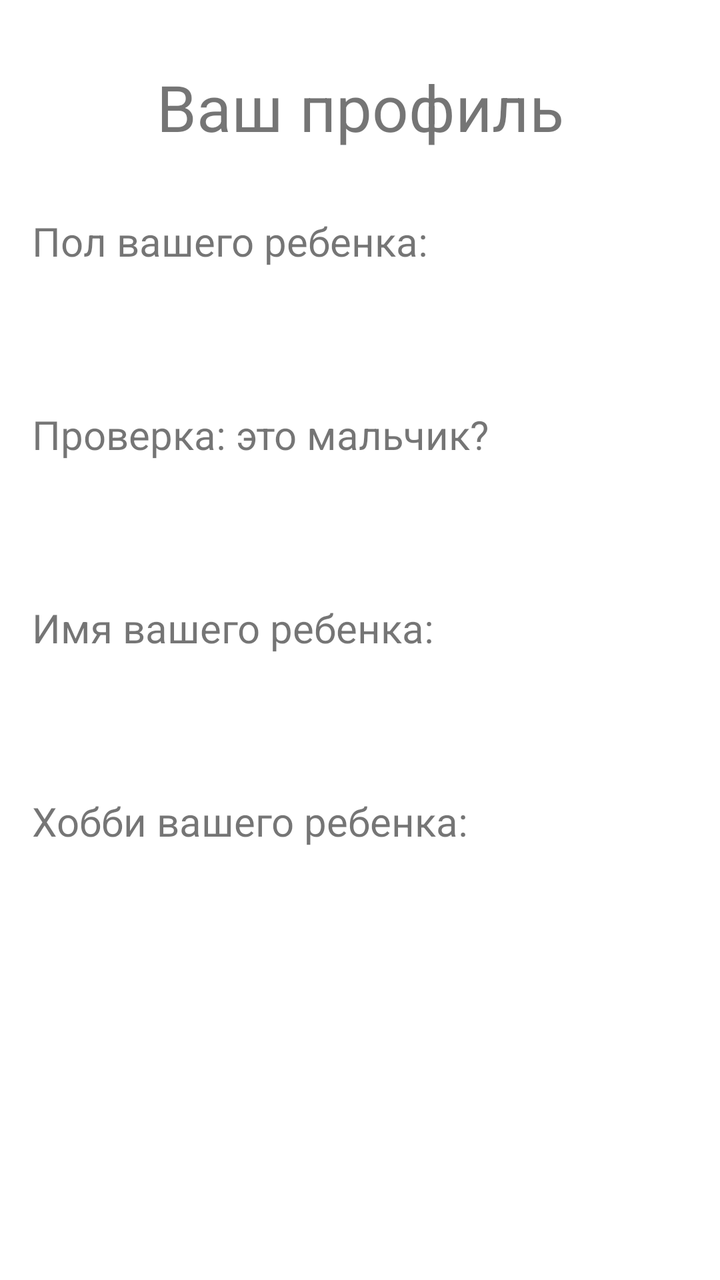
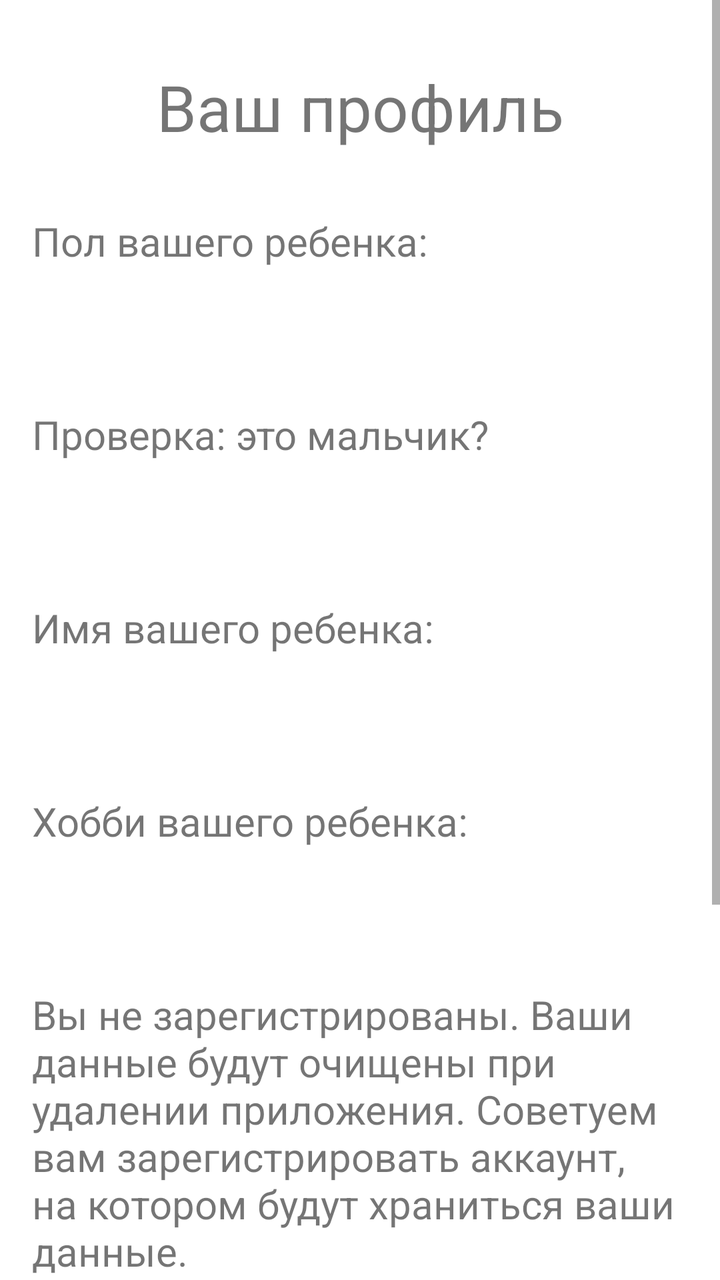

Compare the two renders of this Android layout. The source of the first and the diff that turns it into the second are given below.
<!-- AndroidManifest.xml: application theme Theme.TestAppForOnboarding -->
<!-- res/layout/fragment_profile.xml -->
<?xml version="1.0" encoding="utf-8"?>
<androidx.constraintlayout.widget.ConstraintLayout xmlns:android="http://schemas.android.com/apk/res/android"
    xmlns:app="http://schemas.android.com/apk/res-auto"
    xmlns:tools="http://schemas.android.com/tools"
    android:layout_width="match_parent"
    android:layout_height="match_parent"
    tools:context=".presentation.profile.ProfileFragment">

    <androidx.constraintlayout.widget.Guideline
        android:id="@+id/guideline_left"
        android:layout_width="wrap_content"
        android:layout_height="wrap_content"
        android:orientation="vertical"
        app:layout_constraintGuide_begin="@dimen/space_beforeOrAfterElement" />

    <androidx.constraintlayout.widget.Guideline
        android:id="@+id/guideline_right"
        android:layout_width="wrap_content"
        android:layout_height="wrap_content"
        android:orientation="vertical"
        app:layout_constraintGuide_end="@dimen/space_beforeOrAfterElement" />

    <TextView
        android:id="@+id/text_profile_title"
        android:layout_width="0dp"
        android:layout_height="wrap_content"
        android:layout_marginTop="@dimen/space_32"
        android:text="@string/profile_text_title"
        android:textSize="32sp"
        android:textAlignment="center"
        app:layout_constraintBottom_toTopOf="@+id/text_gender_title"
        app:layout_constraintEnd_toEndOf="@+id/guideline_right"
        app:layout_constraintHorizontal_bias="0.25"
        app:layout_constraintStart_toStartOf="@+id/guideline_left"
        app:layout_constraintTop_toTopOf="parent"
        app:layout_constraintVertical_chainStyle="packed" />

    <TextView
        android:id="@+id/text_gender_title"
        android:layout_width="0dp"
        android:layout_height="wrap_content"
        android:layout_marginTop="@dimen/space_32"
        android:text="@string/profile_title_gender"
        android:textSize="20sp"
        app:layout_constraintBottom_toTopOf="@+id/text_gender_answer"
        app:layout_constraintEnd_toEndOf="@+id/guideline_right"
        app:layout_constraintHorizontal_bias="0.25"
        app:layout_constraintStart_toStartOf="@+id/guideline_left"
        app:layout_constraintTop_toBottomOf="@+id/text_profile_title"
        app:layout_constraintVertical_chainStyle="packed" />

    <TextView
        android:id="@+id/text_gender_answer"
        android:layout_width="0dp"
        android:layout_height="wrap_content"
        android:layout_marginStart="@dimen/space_32"
        android:layout_marginTop="@dimen/space_beforeOrAfterElement"
        android:textSize="16sp"
        app:layout_constraintBottom_toTopOf="@+id/text_gender_title_is_it_a_boy"
        app:layout_constraintEnd_toEndOf="@+id/guideline_right"
        app:layout_constraintHorizontal_bias="0.25"
        app:layout_constraintStart_toStartOf="@+id/guideline_left"
        app:layout_constraintTop_toBottomOf="@+id/text_gender_title"
        app:layout_constraintVertical_chainStyle="packed" />

    <TextView
        android:id="@+id/text_gender_title_is_it_a_boy"
        android:layout_width="0dp"
        android:layout_height="wrap_content"
        android:layout_marginTop="@dimen/space_32"
        android:text="@string/profile_title_gender_question"
        android:textSize="20sp"
        app:layout_constraintBottom_toTopOf="@+id/text_gender_answer_is_it_a_boy"
        app:layout_constraintEnd_toEndOf="@+id/guideline_right"
        app:layout_constraintHorizontal_bias="0.25"
        app:layout_constraintStart_toStartOf="@+id/guideline_left"
        app:layout_constraintTop_toBottomOf="@+id/text_gender_answer"
        app:layout_constraintVertical_chainStyle="packed" />

    <TextView
        android:id="@+id/text_gender_answer_is_it_a_boy"
        android:layout_width="0dp"
        android:layout_height="wrap_content"
        android:layout_marginStart="@dimen/space_32"
        android:layout_marginTop="@dimen/space_beforeOrAfterElement"
        android:textSize="16sp"
        app:layout_constraintBottom_toTopOf="@+id/text_name_title"
        app:layout_constraintEnd_toEndOf="@+id/guideline_right"
        app:layout_constraintHorizontal_bias="0.25"
        app:layout_constraintStart_toStartOf="@+id/guideline_left"
        app:layout_constraintTop_toBottomOf="@+id/text_gender_title_is_it_a_boy"
        app:layout_constraintVertical_chainStyle="packed" />

    <TextView
        android:id="@+id/text_name_title"
        android:layout_width="0dp"
        android:layout_height="wrap_content"
        android:layout_marginTop="@dimen/space_32"
        android:text="@string/profile_title_name"
        android:textSize="20sp"
        app:layout_constraintBottom_toTopOf="@+id/text_name_answer"
        app:layout_constraintEnd_toEndOf="@+id/guideline_right"
        app:layout_constraintHorizontal_bias="0.25"
        app:layout_constraintStart_toStartOf="@+id/guideline_left"
        app:layout_constraintTop_toBottomOf="@+id/text_gender_answer_is_it_a_boy"
        app:layout_constraintVertical_chainStyle="packed" />

    <TextView
        android:id="@+id/text_name_answer"
        android:layout_width="0dp"
        android:layout_height="wrap_content"
        android:layout_marginStart="@dimen/space_32"
        android:layout_marginTop="@dimen/space_beforeOrAfterElement"
        android:textSize="16sp"
        app:layout_constraintBottom_toTopOf="@+id/text_hobby_title"
        app:layout_constraintEnd_toEndOf="@+id/guideline_right"
        app:layout_constraintHorizontal_bias="0.25"
        app:layout_constraintStart_toStartOf="@+id/guideline_left"
        app:layout_constraintTop_toBottomOf="@+id/text_name_title"
        app:layout_constraintVertical_chainStyle="packed" />

    <TextView
        android:id="@+id/text_hobby_title"
        android:layout_width="0dp"
        android:layout_height="wrap_content"
        android:layout_marginTop="@dimen/space_32"
        android:text="@string/profile_title_hobby"
        android:textSize="20sp"
        app:layout_constraintBottom_toTopOf="@+id/text_hobby_answer"
        app:layout_constraintEnd_toEndOf="@+id/guideline_right"
        app:layout_constraintHorizontal_bias="0.25"
        app:layout_constraintStart_toStartOf="@+id/guideline_left"
        app:layout_constraintTop_toBottomOf="@+id/text_name_answer"
        app:layout_constraintVertical_chainStyle="packed" />

    <TextView
        android:id="@+id/text_hobby_answer"
        android:layout_width="0dp"
        android:layout_height="wrap_content"
        android:layout_marginStart="@dimen/space_32"
        android:layout_marginTop="@dimen/space_beforeOrAfterElement"
        android:textSize="16sp"
        app:layout_constraintEnd_toEndOf="@+id/guideline_right"
        app:layout_constraintHorizontal_bias="0.25"
        app:layout_constraintStart_toStartOf="@+id/guideline_left"
        app:layout_constraintTop_toBottomOf="@+id/text_hobby_title"
        app:layout_constraintVertical_chainStyle="packed" />

</androidx.constraintlayout.widget.ConstraintLayout>
<!-- resources referenced by this layout -->
<resources>
  <dimen name="space_32">32dp</dimen>
  <dimen name="space_beforeOrAfterElement">16dp</dimen>
  <string name="profile_text_title">Ваш профиль</string>
  <string name="profile_title_gender">Пол вашего ребенка:</string>
  <string name="profile_title_gender_question">Проверка: это мальчик?</string>
  <string name="profile_title_hobby">Хобби вашего ребенка:</string>
  <string name="profile_title_name">Имя вашего ребенка:</string>
  <style name="Theme.TestAppForOnboarding" parent="Theme.MaterialComponents.DayNight.DarkActionBar">
          
          <item name="colorPrimary">@color/purple_500</item>
          <item name="colorPrimaryVariant">@color/purple_700</item>
          <item name="colorOnPrimary">@color/white</item>
          
          <item name="colorSecondary">@color/teal_200</item>
          <item name="colorSecondaryVariant">@color/teal_700</item>
          <item name="colorOnSecondary">@color/black</item>
          
          <item name="android:statusBarColor">?attr/colorPrimaryVariant</item>
          
      </style>
  <color name="purple_500">#FF6200EE</color>
  <color name="purple_700">#FF3700B3</color>
  <color name="white">#FFFFFFFF</color>
  <color name="teal_200">#FF03DAC5</color>
  <color name="teal_700">#FF018786</color>
  <color name="black">#FF000000</color>
</resources>

<!-- the commit's change to res/layout/fragment_profile.xml (unified diff, before → after) -->
@@ -1,149 +1,228 @@
 <?xml version="1.0" encoding="utf-8"?>
-<androidx.constraintlayout.widget.ConstraintLayout xmlns:android="http://schemas.android.com/apk/res/android"
+<ScrollView xmlns:android="http://schemas.android.com/apk/res/android"
     xmlns:app="http://schemas.android.com/apk/res-auto"
     xmlns:tools="http://schemas.android.com/tools"
     android:layout_width="match_parent"
     android:layout_height="match_parent"
-    tools:context=".presentation.profile.ProfileFragment">
-
-    <androidx.constraintlayout.widget.Guideline
-        android:id="@+id/guideline_left"
-        android:layout_width="wrap_content"
+    android:fillViewport="true">
+
+    <androidx.constraintlayout.widget.ConstraintLayout
+        android:layout_width="match_parent"
         android:layout_height="wrap_content"
-        android:orientation="vertical"
-        app:layout_constraintGuide_begin="@dimen/space_beforeOrAfterElement" />
-
-    <androidx.constraintlayout.widget.Guideline
-        android:id="@+id/guideline_right"
-        android:layout_width="wrap_content"
-        android:layout_height="wrap_content"
-        android:orientation="vertical"
-        app:layout_constraintGuide_end="@dimen/space_beforeOrAfterElement" />
-
-    <TextView
-        android:id="@+id/text_profile_title"
-        android:layout_width="0dp"
-        android:layout_height="wrap_content"
-        android:layout_marginTop="@dimen/space_32"
-        android:text="@string/profile_text_title"
-        android:textSize="32sp"
-        android:textAlignment="center"
-        app:layout_constraintBottom_toTopOf="@+id/text_gender_title"
-        app:layout_constraintEnd_toEndOf="@+id/guideline_right"
-        app:layout_constraintHorizontal_bias="0.25"
-        app:layout_constraintStart_toStartOf="@+id/guideline_left"
-        app:layout_constraintTop_toTopOf="parent"
-        app:layout_constraintVertical_chainStyle="packed" />
-
-    <TextView
-        android:id="@+id/text_gender_title"
-        android:layout_width="0dp"
-        android:layout_height="wrap_content"
-        android:layout_marginTop="@dimen/space_32"
-        android:text="@string/profile_title_gender"
-        android:textSize="20sp"
-        app:layout_constraintBottom_toTopOf="@+id/text_gender_answer"
-        app:layout_constraintEnd_toEndOf="@+id/guideline_right"
-        app:layout_constraintHorizontal_bias="0.25"
-        app:layout_constraintStart_toStartOf="@+id/guideline_left"
-        app:layout_constraintTop_toBottomOf="@+id/text_profile_title"
-        app:layout_constraintVertical_chainStyle="packed" />
-
-    <TextView
-        android:id="@+id/text_gender_answer"
-        android:layout_width="0dp"
-        android:layout_height="wrap_content"
-        android:layout_marginStart="@dimen/space_32"
-        android:layout_marginTop="@dimen/space_beforeOrAfterElement"
-        android:textSize="16sp"
-        app:layout_constraintBottom_toTopOf="@+id/text_gender_title_is_it_a_boy"
-        app:layout_constraintEnd_toEndOf="@+id/guideline_right"
-        app:layout_constraintHorizontal_bias="0.25"
-        app:layout_constraintStart_toStartOf="@+id/guideline_left"
-        app:layout_constraintTop_toBottomOf="@+id/text_gender_title"
-        app:layout_constraintVertical_chainStyle="packed" />
-
-    <TextView
-        android:id="@+id/text_gender_title_is_it_a_boy"
-        android:layout_width="0dp"
-        android:layout_height="wrap_content"
-        android:layout_marginTop="@dimen/space_32"
-        android:text="@string/profile_title_gender_question"
-        android:textSize="20sp"
-        app:layout_constraintBottom_toTopOf="@+id/text_gender_answer_is_it_a_boy"
-        app:layout_constraintEnd_toEndOf="@+id/guideline_right"
-        app:layout_constraintHorizontal_bias="0.25"
-        app:layout_constraintStart_toStartOf="@+id/guideline_left"
-        app:layout_constraintTop_toBottomOf="@+id/text_gender_answer"
-        app:layout_constraintVertical_chainStyle="packed" />
-
-    <TextView
-        android:id="@+id/text_gender_answer_is_it_a_boy"
-        android:layout_width="0dp"
-        android:layout_height="wrap_content"
-        android:layout_marginStart="@dimen/space_32"
-        android:layout_marginTop="@dimen/space_beforeOrAfterElement"
-        android:textSize="16sp"
-        app:layout_constraintBottom_toTopOf="@+id/text_name_title"
-        app:layout_constraintEnd_toEndOf="@+id/guideline_right"
-        app:layout_constraintHorizontal_bias="0.25"
-        app:layout_constraintStart_toStartOf="@+id/guideline_left"
-        app:layout_constraintTop_toBottomOf="@+id/text_gender_title_is_it_a_boy"
-        app:layout_constraintVertical_chainStyle="packed" />
-
-    <TextView
-        android:id="@+id/text_name_title"
-        android:layout_width="0dp"
-        android:layout_height="wrap_content"
-        android:layout_marginTop="@dimen/space_32"
-        android:text="@string/profile_title_name"
-        android:textSize="20sp"
-        app:layout_constraintBottom_toTopOf="@+id/text_name_answer"
-        app:layout_constraintEnd_toEndOf="@+id/guideline_right"
-        app:layout_constraintHorizontal_bias="0.25"
-        app:layout_constraintStart_toStartOf="@+id/guideline_left"
-        app:layout_constraintTop_toBottomOf="@+id/text_gender_answer_is_it_a_boy"
-        app:layout_constraintVertical_chainStyle="packed" />
-
-    <TextView
-        android:id="@+id/text_name_answer"
-        android:layout_width="0dp"
-        android:layout_height="wrap_content"
-        android:layout_marginStart="@dimen/space_32"
-        android:layout_marginTop="@dimen/space_beforeOrAfterElement"
-        android:textSize="16sp"
-        app:layout_constraintBottom_toTopOf="@+id/text_hobby_title"
-        app:layout_constraintEnd_toEndOf="@+id/guideline_right"
-        app:layout_constraintHorizontal_bias="0.25"
-        app:layout_constraintStart_toStartOf="@+id/guideline_left"
-        app:layout_constraintTop_toBottomOf="@+id/text_name_title"
-        app:layout_constraintVertical_chainStyle="packed" />
-
-    <TextView
-        android:id="@+id/text_hobby_title"
-        android:layout_width="0dp"
-        android:layout_height="wrap_content"
-        android:layout_marginTop="@dimen/space_32"
-        android:text="@string/profile_title_hobby"
-        android:textSize="20sp"
-        app:layout_constraintBottom_toTopOf="@+id/text_hobby_answer"
-        app:layout_constraintEnd_toEndOf="@+id/guideline_right"
-        app:layout_constraintHorizontal_bias="0.25"
-        app:layout_constraintStart_toStartOf="@+id/guideline_left"
-        app:layout_constraintTop_toBottomOf="@+id/text_name_answer"
-        app:layout_constraintVertical_chainStyle="packed" />
-
-    <TextView
-        android:id="@+id/text_hobby_answer"
-        android:layout_width="0dp"
-        android:layout_height="wrap_content"
-        android:layout_marginStart="@dimen/space_32"
-        android:layout_marginTop="@dimen/space_beforeOrAfterElement"
-        android:textSize="16sp"
-        app:layout_constraintEnd_toEndOf="@+id/guideline_right"
-        app:layout_constraintHorizontal_bias="0.25"
-        app:layout_constraintStart_toStartOf="@+id/guideline_left"
-        app:layout_constraintTop_toBottomOf="@+id/text_hobby_title"
-        app:layout_constraintVertical_chainStyle="packed" />
-
-</androidx.constraintlayout.widget.ConstraintLayout>
+        tools:context=".presentation.profile.ProfileFragment">
+
+        <androidx.constraintlayout.widget.Guideline
+            android:id="@+id/guideline_left"
+            android:layout_width="wrap_content"
+            android:layout_height="wrap_content"
+            android:orientation="vertical"
+            app:layout_constraintGuide_begin="@dimen/space_beforeOrAfterElement" />
+
+        <androidx.constraintlayout.widget.Guideline
+            android:id="@+id/guideline_right"
+            android:layout_width="wrap_content"
+            android:layout_height="wrap_content"
+            android:orientation="vertical"
+            app:layout_constraintGuide_end="@dimen/space_beforeOrAfterElement" />
+
+        <TextView
+            android:id="@+id/text_profile_title"
+            android:layout_width="0dp"
+            android:layout_height="wrap_content"
+            android:layout_marginTop="@dimen/space_32"
+            android:text="@string/profile_text_title"
+            android:textAlignment="center"
+            android:textSize="32sp"
+            app:layout_constraintBottom_toTopOf="@+id/text_gender_title"
+            app:layout_constraintEnd_toEndOf="@+id/guideline_right"
+            app:layout_constraintHorizontal_bias="0.25"
+            app:layout_constraintStart_toStartOf="@+id/guideline_left"
+            app:layout_constraintTop_toTopOf="parent"
+            app:layout_constraintVertical_chainStyle="packed" />
+
+        <TextView
+            android:id="@+id/text_gender_title"
+            android:layout_width="0dp"
+            android:layout_height="wrap_content"
+            android:layout_marginTop="@dimen/space_32"
+            android:text="@string/profile_title_gender"
+            android:textSize="20sp"
+            app:layout_constraintBottom_toTopOf="@+id/text_gender_answer"
+            app:layout_constraintEnd_toEndOf="@+id/guideline_right"
+            app:layout_constraintHorizontal_bias="0.25"
+            app:layout_constraintStart_toStartOf="@+id/guideline_left"
+            app:layout_constraintTop_toBottomOf="@+id/text_profile_title"
+            app:layout_constraintVertical_chainStyle="packed" />
+
+        <TextView
+            android:id="@+id/text_gender_answer"
+            android:layout_width="0dp"
+            android:layout_height="wrap_content"
+            android:layout_marginStart="@dimen/space_32"
+            android:layout_marginTop="@dimen/space_beforeOrAfterElement"
+            android:textSize="16sp"
+            app:layout_constraintBottom_toTopOf="@+id/text_gender_title_is_it_a_boy"
+            app:layout_constraintEnd_toEndOf="@+id/guideline_right"
+            app:layout_constraintHorizontal_bias="0.25"
+            app:layout_constraintStart_toStartOf="@+id/guideline_left"
+            app:layout_constraintTop_toBottomOf="@+id/text_gender_title"
+            app:layout_constraintVertical_chainStyle="packed" />
+
+        <TextView
+            android:id="@+id/text_gender_title_is_it_a_boy"
+            android:layout_width="0dp"
+            android:layout_height="wrap_content"
+            android:layout_marginTop="@dimen/space_32"
+            android:text="@string/profile_title_gender_question"
+            android:textSize="20sp"
+            app:layout_constraintBottom_toTopOf="@+id/text_gender_answer_is_it_a_boy"
+            app:layout_constraintEnd_toEndOf="@+id/guideline_right"
+            app:layout_constraintHorizontal_bias="0.25"
+            app:layout_constraintStart_toStartOf="@+id/guideline_left"
+            app:layout_constraintTop_toBottomOf="@+id/text_gender_answer"
+            app:layout_constraintVertical_chainStyle="packed" />
+
+        <TextView
+            android:id="@+id/text_gender_answer_is_it_a_boy"
+            android:layout_width="0dp"
+            android:layout_height="wrap_content"
+            android:layout_marginStart="@dimen/space_32"
+            android:layout_marginTop="@dimen/space_beforeOrAfterElement"
+            android:textSize="16sp"
+            app:layout_constraintBottom_toTopOf="@+id/text_name_title"
+            app:layout_constraintEnd_toEndOf="@+id/guideline_right"
+            app:layout_constraintHorizontal_bias="0.25"
+            app:layout_constraintStart_toStartOf="@+id/guideline_left"
+            app:layout_constraintTop_toBottomOf="@+id/text_gender_title_is_it_a_boy"
+            app:layout_constraintVertical_chainStyle="packed" />
+
+        <TextView
+            android:id="@+id/text_name_title"
+            android:layout_width="0dp"
+            android:layout_height="wrap_content"
+            android:layout_marginTop="@dimen/space_32"
+            android:text="@string/profile_title_name"
+            android:textSize="20sp"
+            app:layout_constraintBottom_toTopOf="@+id/text_name_answer"
+            app:layout_constraintEnd_toEndOf="@+id/guideline_right"
+            app:layout_constraintHorizontal_bias="0.25"
+            app:layout_constraintStart_toStartOf="@+id/guideline_left"
+            app:layout_constraintTop_toBottomOf="@+id/text_gender_answer_is_it_a_boy"
+            app:layout_constraintVertical_chainStyle="packed" />
+
+        <TextView
+            android:id="@+id/text_name_answer"
+            android:layout_width="0dp"
+            android:layout_height="wrap_content"
+            android:layout_marginStart="@dimen/space_32"
+            android:layout_marginTop="@dimen/space_beforeOrAfterElement"
+            android:textSize="16sp"
+            app:layout_constraintBottom_toTopOf="@+id/text_hobby_title"
+            app:layout_constraintEnd_toEndOf="@+id/guideline_right"
+            app:layout_constraintHorizontal_bias="0.25"
+            app:layout_constraintStart_toStartOf="@+id/guideline_left"
+            app:layout_constraintTop_toBottomOf="@+id/text_name_title"
+            app:layout_constraintVertical_chainStyle="packed" />
+
+        <TextView
+            android:id="@+id/text_hobby_title"
+            android:layout_width="0dp"
+            android:layout_height="wrap_content"
+            android:layout_marginTop="@dimen/space_32"
+            android:text="@string/profile_title_hobby"
+            android:textSize="20sp"
+            app:layout_constraintBottom_toTopOf="@+id/text_hobby_answer"
+            app:layout_constraintEnd_toEndOf="@+id/guideline_right"
+            app:layout_constraintHorizontal_bias="0.25"
+            app:layout_constraintStart_toStartOf="@+id/guideline_left"
+            app:layout_constraintTop_toBottomOf="@+id/text_name_answer"
+            app:layout_constraintVertical_chainStyle="packed" />
+
+        <TextView
+            android:id="@+id/text_hobby_answer"
+            android:layout_width="0dp"
+            android:layout_height="wrap_content"
+            android:layout_marginStart="@dimen/space_32"
+            android:layout_marginTop="@dimen/space_beforeOrAfterElement"
+            android:textSize="16sp"
+            app:layout_constraintEnd_toEndOf="@+id/guideline_right"
+            app:layout_constraintHorizontal_bias="0.25"
+            app:layout_constraintBottom_toTopOf="@+id/text_warning"
+            app:layout_constraintStart_toStartOf="@+id/guideline_left"
+            app:layout_constraintTop_toBottomOf="@+id/text_hobby_title"
+            app:layout_constraintVertical_chainStyle="packed" />
+
+        <TextView
+            android:id="@+id/text_warning"
+            android:layout_width="0dp"
+            android:layout_height="wrap_content"
+            android:layout_marginTop="@dimen/space_32"
+            android:layout_marginBottom="@dimen/space_beforeOrAfterElement"
+            android:text="@string/profile_text_warning"
+            android:textSize="20sp"
+            app:layout_constraintBottom_toTopOf="@+id/button_register_and_login"
+            app:layout_constraintEnd_toEndOf="@+id/guideline_right"
+            app:layout_constraintHorizontal_bias="0.25"
+            app:layout_constraintStart_toStartOf="@+id/guideline_left"
+            app:layout_constraintTop_toBottomOf="@+id/text_hobby_answer"
+            app:layout_constraintVertical_chainStyle="packed" />
+
+        <androidx.appcompat.widget.AppCompatButton
+            android:id="@+id/button_register_and_login"
+            style="@style/Widget.AppCompat.ActionButton"
+            android:layout_width="0dp"
+            android:layout_height="wrap_content"
+            android:layout_marginBottom="@dimen/space_32"
+            android:background="@drawable/button_rounded_corners"
+            android:paddingStart="@dimen/space_32"
+            android:paddingEnd="@dimen/space_32"
+            android:text="@string/profile_button_register"
+            android:textColor="@color/white"
+            android:textSize="@dimen/button_text"
+            android:textStyle="bold"
+            android:visibility="visible"
+            app:backgroundTint="@null"
+            app:layout_constraintBottom_toTopOf="@+id/button_log_in"
+            app:layout_constraintLeft_toLeftOf="@+id/guideline_left"
+            app:layout_constraintRight_toRightOf="@+id/guideline_right"
+            app:layout_constraintTop_toBottomOf="@+id/text_warning"
+            app:layout_constraintVertical_chainStyle="packed" />
+
+        <androidx.appcompat.widget.AppCompatButton
+            android:id="@+id/button_log_in"
+            style="@style/Widget.AppCompat.ActionButton"
+            android:layout_width="0dp"
+            android:layout_height="wrap_content"
+            android:layout_marginBottom="@dimen/space_beforeOrAfterElement"
+            android:background="@drawable/button_rounded_corners"
+            android:paddingStart="@dimen/space_32"
+            android:paddingEnd="@dimen/space_32"
+            android:text="@string/profile_button_log_in"
+            android:textColor="@color/white"
+            android:textSize="@dimen/button_text"
+            android:textStyle="bold"
+            android:visibility="visible"
+            app:backgroundTint="@null"
+            app:layout_constraintBottom_toTopOf="@+id/text_warning_data"
+            app:layout_constraintLeft_toLeftOf="@+id/guideline_left"
+            app:layout_constraintRight_toRightOf="@+id/guideline_right"
+            app:layout_constraintTop_toBottomOf="@+id/button_register_and_login"
+            app:layout_constraintVertical_chainStyle="packed" />
+
+        <TextView
+            android:id="@+id/text_warning_data"
+            android:layout_width="0dp"
+            android:layout_height="wrap_content"
+            android:layout_marginBottom="@dimen/space_32"
+            android:text="@string/profile_text_warning_data"
+            android:textSize="20sp"
+            app:layout_constraintBottom_toBottomOf="parent"
+            app:layout_constraintEnd_toEndOf="@+id/guideline_right"
+            app:layout_constraintHorizontal_bias="0.25"
+            app:layout_constraintStart_toStartOf="@+id/guideline_left"
+            app:layout_constraintTop_toBottomOf="@+id/button_log_in"
+            app:layout_constraintVertical_chainStyle="packed" />
+
+    </androidx.constraintlayout.widget.ConstraintLayout>
+
+</ScrollView>
<!-- resource entries referenced after the edit -->
@@ -2,7 +2,48 @@
 <resources>
   <dimen name="space_32">32dp</dimen>
   <dimen name="space_beforeOrAfterElement">16dp</dimen>
+  <!-- drawable button_rounded_corners (drawable) -->
+  <?xml version="1.0" encoding="utf-8"?>
+  <selector
+      xmlns:android="http://schemas.android.com/apk/res/android">
+      <item android:state_enabled="false">
+          <shape>
+              <corners android:radius="24dp" />
+              <gradient
+                  android:angle="315"
+                  android:endColor="#E9AF1A"
+                  android:startColor="#F65130" />
+          </shape>
+      </item>
+  
+      
+      <item android:state_pressed="true">
+          <shape>
+              <corners android:radius="24dp" />
+              <gradient
+                  android:angle="315"
+                  android:endColor="#CCE9AF1A"
+                  android:startColor="#CCF65130" />
+          </shape>
+      </item>
+  
+      
+      <item android:state_enabled="true">
+          <shape>
+              <corners android:radius="24dp" />
+              <gradient
+                  android:angle="315"
+                  android:endColor="#E9AF1A"
+                  android:startColor="#F65130" />
+          </shape>
+      </item>
+  
+  </selector>
+  <string name="profile_button_log_in">У меня уже есть аккаунт *</string>
+  <string name="profile_button_register">Зарегистрироваться</string>
   <string name="profile_text_title">Ваш профиль</string>
+  <string name="profile_text_warning">Вы не зарегистрированы. Ваши данные будут очищены при удалении приложения. Советуем вам зарегистрировать аккаунт, на котором будут храниться ваши данные.</string>
+  <string name="profile_text_warning_data">* Введенные сейчас данные заменятся на те, которые сохранены на аккаунте.</string>
   <string name="profile_title_gender">Пол вашего ребенка:</string>
   <string name="profile_title_gender_question">Проверка: это мальчик?</string>
   <string name="profile_title_hobby">Хобби вашего ребенка:</string>
@@ -23,6 +64,7 @@
   <color name="purple_500">#FF6200EE</color>
   <color name="purple_700">#FF3700B3</color>
   <color name="white">#FFFFFFFF</color>
+  <dimen name="button_text">14sp</dimen>
   <color name="teal_200">#FF03DAC5</color>
   <color name="teal_700">#FF018786</color>
   <color name="black">#FF000000</color>
